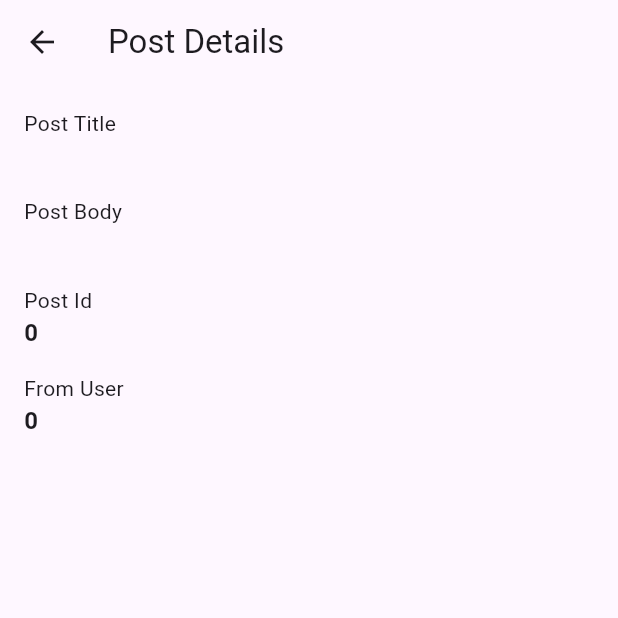
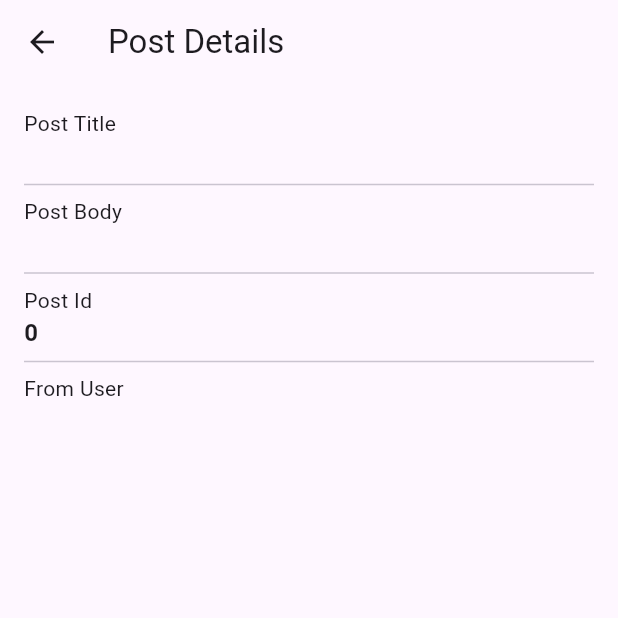
Before and after one commit to maujpok/fudo, a Flutter app: the PostDetailScreen screen opened directly with empty values, on a phone screen of 412 x 824 dp, the top half of it. Run offline on Flutter 3.47's test engine with Material 3 defaults, Android fonts, the phone set to English and light mode, and no system bars; our stand-ins replace bloc, dio, either_dart, equatable, flutter_bloc, fluttertoast and 3 more.

Commit message:
upgrades mixed

```diff
--- a/lib/presentation/views/auth/login_screen.dart
+++ b/lib/presentation/views/auth/login_screen.dart
@@ -46,9 +46,7 @@ class _LoginScreenState extends State<LoginScreen> {
                 width: 160,
                 height: 160,
                 child: ClipOval(
-                  child: Image.network(
-                    fudoImageUrl,
-                  ),
+                  child: Image.asset(fudoImagePath),
                 ),
               ),
               const SizedBox(height: AppSizes.paddingMax),
--- a/lib/presentation/views/posts/post_detail_screen.dart
+++ b/lib/presentation/views/posts/post_detail_screen.dart
@@ -1,7 +1,8 @@
 import 'package:flutter/material.dart';
+import 'package:flutter_bloc/flutter_bloc.dart';
 import 'package:fudo/app/ui_style.dart';
 import 'package:fudo/data/models/_models.dart';
-import 'package:gap/gap.dart';
+import 'package:fudo/presentation/views/posts/bloc/posts_bloc.dart';
 
 class PostDetailScreen extends StatelessWidget {
   const PostDetailScreen({super.key, required this.post});
@@ -12,9 +13,7 @@ class PostDetailScreen extends StatelessWidget {
     const textStyle = TextStyle(fontWeight: FontWeight.bold, fontSize: AppSizes.textMax);
 
     return Scaffold(
-
       appBar: AppBar(
-
         title: const Text('Post Details'),
       ),
       body: Padding(
@@ -25,15 +24,19 @@ class PostDetailScreen extends StatelessWidget {
           children: [
             const Text('Post Title'),
             Text(post.title ?? '', style: textStyle),
-            const Gap(AppSizes.paddingDefault),
+            const Divider(),
             const Text('Post Body'),
             Text(post.body ?? '', style: textStyle),
-            const Gap(AppSizes.paddingDefault),
+            const Divider(),
             const Text('Post Id'),
             Text(post.id.toString(), style: textStyle),
-            const Gap(AppSizes.paddingDefault),
+            const Divider(),
             const Text('From User'),
-            Text(post.userId.toString(), style: textStyle),
+            BlocBuilder<PostsBloc, PostsState>(
+              builder: (context, state) {
+                return Text(state.getUserNameById(post.userId ?? 0), style: textStyle);
+              },
+            ),
           ],
         ),
       ),
```
Also changed, not shown: lib/presentation/views/posts/widgets/post_widget.dart (+16 -1 lines).
